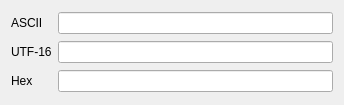
The window that src/BinaryString.ui (eteran/edb-debugger) describes before a commit, drawn with Qt 5.
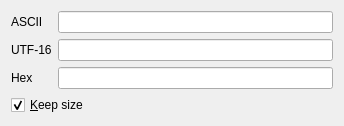
The same window after the commit.

Commit message: Let the user write binary string longer than selected bytes

Patch:
```diff
--- a/src/BinaryString.ui
+++ b/src/BinaryString.ui
@@ -72,6 +72,16 @@
      </property>
     </widget>
    </item>
+   <item row="3" column="0" colspan="2">
+    <widget class="QCheckBox" name="keepSize">
+     <property name="text">
+      <string>&amp;Keep size</string>
+     </property>
+     <property name="checked">
+      <bool>true</bool>
+     </property>
+    </widget>
+   </item>
   </layout>
  </widget>
  <tabstops>
```
The commit also changes 5 other files.
